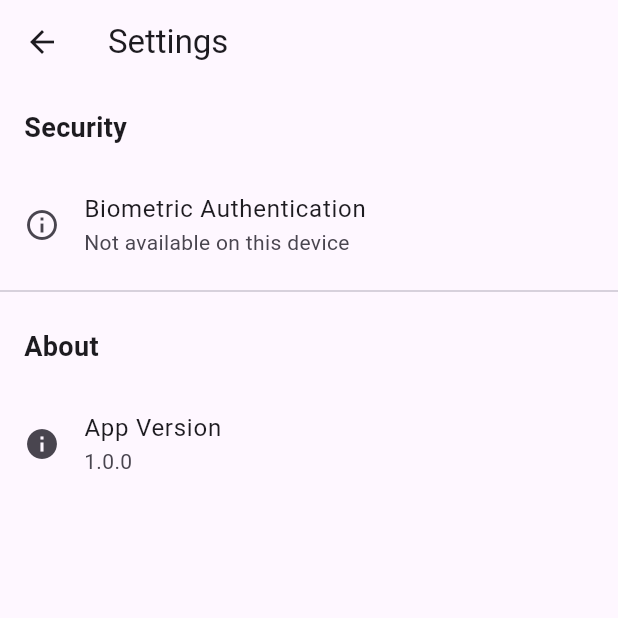
After one commit to koek1/budget-app, a Flutter app: the HomeScreen screen opened directly, after a tap on the "settings" icon, on a phone screen of 412 x 824 dp, the top half of it. The commit adds this screen. Run offline on Flutter 3.47's test engine with Material 3 defaults, Android fonts, the phone set to English and light mode, and no system bars; our stand-ins replace flutter_secure_storage, hive, hive_flutter, local_auth, open_file; accounts and stored records are empty; generated files the repository leaves out were written again.

Commit message:
feat: implemented settings for biometric login activation

```diff
--- a/frontend/lib/screens/home/home_screen.dart
+++ b/frontend/lib/screens/home/home_screen.dart
@@ -5,6 +5,7 @@ import 'package:budget_app/screens/home/add_transaction_screen.dart';
 import 'package:budget_app/services/auth_service.dart';
 import 'package:budget_app/screens/export/export_screen.dart';
 import 'package:budget_app/screens/auth/login_screen.dart';
+import 'package:budget_app/screens/settings/settings_screen.dart';
 
 class HomeScreen extends StatefulWidget {
   const HomeScreen({super.key});
@@ -24,6 +25,15 @@ class _HomeScreenState extends State<HomeScreen> {
       appBar: AppBar(
         title: Text('SpendSense'),
         actions: [
+          IconButton(
+            icon: Icon(Icons.settings),
+            onPressed: () {
+              Navigator.push(
+                context,
+                MaterialPageRoute(builder: (context) => const SettingsScreen()),
+              );
+            },
+          ),
           IconButton(
             icon: Icon(Icons.assessment),
             onPressed: () {
--- /dev/null
+++ b/frontend/lib/screens/settings/settings_screen.dart
@@ -0,0 +1,193 @@
+import 'package:flutter/material.dart';
+import 'package:local_auth/local_auth.dart';
+import 'package:budget_app/services/biometric_service.dart';
+
+class SettingsScreen extends StatefulWidget {
+  const SettingsScreen({super.key});
+
+  @override
+  _SettingsScreenState createState() => _SettingsScreenState();
+}
+
+class _SettingsScreenState extends State<SettingsScreen> {
+  bool _biometricEnabled = false;
+  bool _fingerprintOnly = false;
+  bool _biometricAvailable = false;
+  bool _isLoading = true;
+
+  @override
+  void initState() {
+    super.initState();
+    _loadSettings();
+  }
+
+  Future<void> _loadSettings() async {
+    final enabled = await BiometricService.isBiometricEnabled();
+    final available = await BiometricService.isAvailable();
+    final fingerprintOnly = await BiometricService.isFingerprintOnly();
+
+    setState(() {
+      _biometricEnabled = enabled;
+      _biometricAvailable = available;
+      _fingerprintOnly = fingerprintOnly;
+      _isLoading = false;
+    });
+  }
+
+  Future<void> _toggleBiometric(bool value) async {
+    if (value) {
+      // Enable biometric - need to authenticate first
+      final authenticated = await BiometricService.authenticate();
+      if (authenticated) {
+        // Get current user credentials to save
+        final credentials = await BiometricService.getSavedCredentials();
+        if (credentials['email'] != null && credentials['password'] != null) {
+          await BiometricService.saveCredentialsForBiometric(
+            credentials['email']!,
+            credentials['password']!,
+          );
+          setState(() {
+            _biometricEnabled = true;
+          });
+          if (mounted) {
+            ScaffoldMessenger.of(context).showSnackBar(
+              const SnackBar(content: Text('Biometric login enabled')),
+            );
+          }
+        } else {
+          if (mounted) {
+            ScaffoldMessenger.of(context).showSnackBar(
+              const SnackBar(
+                content: Text('Please login with password first to enable biometric login'),
+              ),
+            );
+            setState(() {
+              _biometricEnabled = false;
+            });
+          }
+        }
+      } else {
+        setState(() {
+          _biometricEnabled = false;
+        });
+      }
+    } else {
+      // Disable biometric
+      await BiometricService.disableBiometric();
+      setState(() {
+        _biometricEnabled = false;
+        _fingerprintOnly = false;
+      });
+      if (mounted) {
+        ScaffoldMessenger.of(context).showSnackBar(
+          const SnackBar(content: Text('Biometric login disabled')),
+        );
+      }
+    }
+  }
+
+  Future<void> _toggleFingerprintOnly(bool value) async {
+    if (!_biometricEnabled) {
+      if (mounted) {
+        ScaffoldMessenger.of(context).showSnackBar(
+          const SnackBar(content: Text('Please enable biometric login first')),
+        );
+      }
+      return;
+    }
+
+    if (value) {
+      // Check if fingerprint is available
+      final availableBiometrics = await BiometricService.getAvailableBiometrics();
+      if (!availableBiometrics.contains(BiometricType.fingerprint)) {
+        if (mounted) {
+          ScaffoldMessenger.of(context).showSnackBar(
+            const SnackBar(
+              content: Text('Fingerprint is not available on this device'),
+            ),
+          );
+        }
+        return;
+      }
+    }
+
+    await BiometricService.setFingerprintOnly(value);
+    setState(() {
+      _fingerprintOnly = value;
+    });
+
+    if (mounted) {
+      ScaffoldMessenger.of(context).showSnackBar(
+        SnackBar(
+          content: Text(value
+            ? 'Fingerprint-only mode enabled'
+            : 'All biometric types enabled'),
+        ),
+      );
+    }
+  }
+
+  @override
+  Widget build(BuildContext context) {
+    return Scaffold(
+      appBar: AppBar(
+        title: const Text('Settings'),
+      ),
+      body: _isLoading
+          ? const Center(child: CircularProgressIndicator())
+          : ListView(
+              children: [
+                const Padding(
+                  padding: EdgeInsets.all(16.0),
+                  child: Text(
+                    'Security',
+                    style: TextStyle(
+                      fontSize: 18,
+                      fontWeight: FontWeight.bold,
+                    ),
+                  ),
+                ),
+                if (!_biometricAvailable)
+                  const ListTile(
+                    leading: Icon(Icons.info_outline),
+                    title: Text('Biometric Authentication'),
+                    subtitle: Text('Not available on this device'),
+                  ),
+                if (_biometricAvailable) ...[
+                  SwitchListTile(
+                    secondary: const Icon(Icons.fingerprint),
+                    title: const Text('Biometric Login'),
+                    subtitle: const Text('Use fingerprint or Face ID to login'),
+                    value: _biometricEnabled,
+                    onChanged: _toggleBiometric,
+                  ),
+                  if (_biometricEnabled)
+                    SwitchListTile(
+                      secondary: const Icon(Icons.touch_app),
+                      title: const Text('Fingerprint Only'),
+                      subtitle: const Text('Restrict to fingerprint authentication only'),
+                      value: _fingerprintOnly,
+                      onChanged: _toggleFingerprintOnly,
+                    ),
+                ],
+                const Divider(),
+                const Padding(
+                  padding: EdgeInsets.all(16.0),
+                  child: Text(
+                    'About',
+                    style: TextStyle(
+                      fontSize: 18,
+                      fontWeight: FontWeight.bold,
+                    ),
+                  ),
+                ),
+                const ListTile(
+                  leading: Icon(Icons.info),
+                  title: Text('App Version'),
+                  subtitle: Text('1.0.0'),
+                ),
+              ],
+            ),
+    );
+  }
+}
--- a/frontend/lib/services/biometric_service.dart
+++ b/frontend/lib/services/biometric_service.dart
@@ -31,6 +31,24 @@ class BiometricService {
   // Authenticate using biometrics
   static Future<bool> authenticate() async {
     try {
+      // Check if fingerprint-only mode is enabled
+      final fingerprintOnly = await isFingerprintOnly();
+
+      // Get available biometrics
+      final availableBiometrics = await getAvailableBiometrics();
+
+      // If fingerprint-only is enabled, check if fingerprint is available
+      if (fingerprintOnly) {
+        if (!availableBiometrics.contains(BiometricType.fingerprint)) {
+          throw PlatformException(
+            code: 'FINGERPRINT_NOT_AVAILABLE',
+            message: 'Fingerprint authentication is not available on this device',
+          );
+        }
+        // If fingerprint-only is enabled, we still use biometricOnly: true
+        // The system will use fingerprint if it's the only available biometric
+      }
+
       final bool didAuthenticate = await _localAuth.authenticate(
         localizedReason: 'Please authenticate to access SpendSense',
         options: const AuthenticationOptions(
@@ -70,6 +88,18 @@ class BiometricService {
     await _secureStorage.delete(key: 'biometric_email');
     await _secureStorage.delete(key: 'biometric_password');
     await _secureStorage.delete(key: 'biometric_enabled');
+    await _secureStorage.delete(key: 'fingerprint_only');
+  }
+
+  // Check if fingerprint-only mode is enabled
+  static Future<bool> isFingerprintOnly() async {
+    final fingerprintOnly = await _secureStorage.read(key: 'fingerprint_only');
+    return fingerprintOnly == 'true';
+  }
+
+  // Set fingerprint-only mode
+  static Future<void> setFingerprintOnly(bool value) async {
+    await _secureStorage.write(key: 'fingerprint_only', value: value.toString());
   }
 
   // Perform biometric login
```
